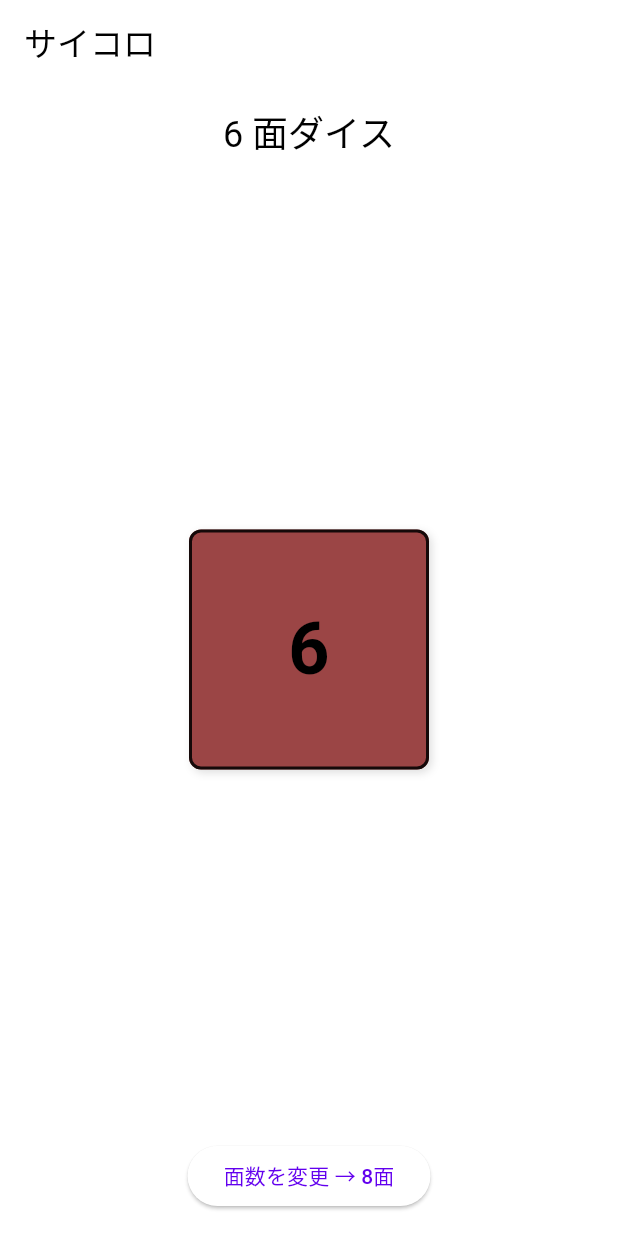
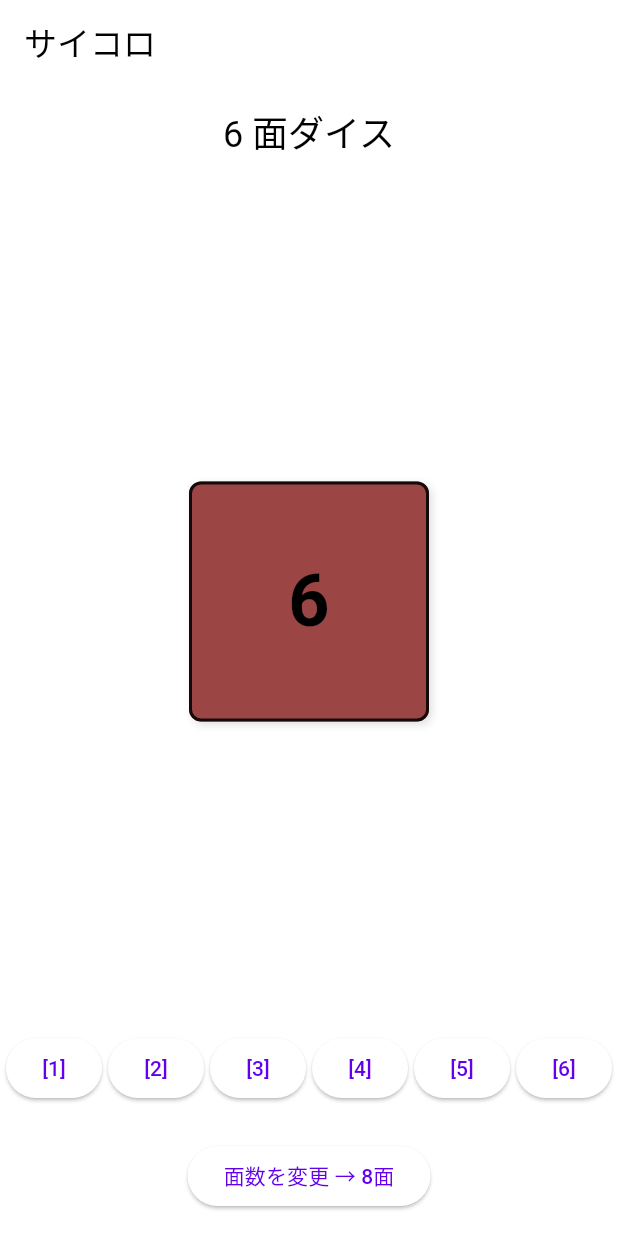
Before and after one commit to YotaMomose/dice, a Flutter app: the screen it shows after launch, after a tap on an icon or button, on a phone screen of 412 x 824 dp. Run offline on Flutter 3.47's test engine with Material 3 defaults, Android fonts, the phone set to English and light mode, and no system bars.

Commit message:
強化ボタンが動くようのになった 課題：面を強化したときにリセットされる、強化の方法をテキストフィールドから選択に変える

```diff
--- a/lib/dice.dart
+++ b/lib/dice.dart
@@ -6,6 +6,7 @@ import 'face_value.dart';
 /// コンストラクタで与えられた FaceCount に従って
 /// FaceValue(1)〜FaceValue(n) のリストを生成して保持する（ファクトリ方式）。
 /// roll() でランダムに出目を選び、current を更新して返す。
+/// 出目は effectiveValue（baseValue + bonusValue）で計算される。
 class Dice {
   final FaceCount faceCount;
   final List<FaceValue> faces;
@@ -24,8 +25,29 @@ class Dice {
   }
 
   /// サイコロを振ってランダムな FaceValue を current に設定して返す。
-  FaceValue roll() {
+  /// 返される値は effectiveValue（baseValue + bonusValue）。
+  int roll() {
     current = faces[_random.nextInt(faces.length)];
-    return current;
+    return current.effectiveValue;
+  }
+
+  /// 指定された面番号（1〜faceCount）のボーナス値を加算する。
+  /// faceNumber: 1 から faceCount.value までの値
+  void addBonus(int faceNumber, int bonusAmount) {
+    if (faceNumber < 1 || faceNumber > faceCount.value) {
+      throw RangeError.range(faceNumber, 1, faceCount.value, 'faceNumber');
+    }
+    if (bonusAmount < 0) {
+      throw ArgumentError.value(bonusAmount, 'bonusAmount', 'must be non-negative');
+    }
+    faces[faceNumber - 1].bonusValue += bonusAmount;
+  }
+
+  /// 指定された面番号のボーナス値を取得する。
+  int getBonus(int faceNumber) {
+    if (faceNumber < 1 || faceNumber > faceCount.value) {
+      throw RangeError.range(faceNumber, 1, faceCount.value, 'faceNumber');
+    }
+    return faces[faceNumber - 1].bonusValue;
   }
 }
--- a/lib/face_value.dart
+++ b/lib/face_value.dart
@@ -1,19 +1,33 @@
 import 'face_count.dart';
 
-/// サイコロの出目を表す不変クラス。
-/// 値は 1 〜 faceCount.value の範囲でなければならない。
+/// サイコロの出目を表すクラス。強化システム対応。
+/// baseValue: 元の値（1〜面数）
+/// bonusValue: 強化値（初期値 0）
+/// effectiveValue: 最終的な出目（baseValue + bonusValue）
 class FaceValue {
-  /// 出目の値（不変）
-  final int value;
+  /// 元の出目値（不変）
+  final int baseValue;
 
-  /// コンストラクタ。範囲外なら RangeError を投げる。
-  FaceValue(this.value, FaceCount faceCount) {
-    if (value < 1 || value > faceCount.value) {
-      throw RangeError.range(value, 1, faceCount.value, 'value',
-          'FaceValue must be in range 1..${faceCount.value}');
+  /// 強化値。加算可能（初期値 0）
+  int bonusValue;
+
+  /// 最終的な出目値を計算して返す
+  int get effectiveValue => baseValue + bonusValue;
+
+  /// コンストラクタ。baseValue は範囲外なら RangeError を投げる。
+  FaceValue(int baseValue, FaceCount faceCount, {int bonusValue = 0})
+      : baseValue = baseValue,
+        bonusValue = bonusValue {
+    if (baseValue < 1 || baseValue > faceCount.value) {
+      throw RangeError.range(baseValue, 1, faceCount.value, 'baseValue',
+          'FaceValue baseValue must be in range 1..${faceCount.value}');
+    }
+    if (bonusValue < 0) {
+      throw ArgumentError.value(
+          bonusValue, 'bonusValue', 'bonusValue must be non-negative');
     }
   }
 
   @override
-  String toString() => 'FaceValue($value)';
+  String toString() => 'FaceValue(base: $baseValue, bonus: $bonusValue, effective: $effectiveValue)';
 }
--- a/lib/main.dart
+++ b/lib/main.dart
@@ -26,6 +26,7 @@ class MyApp extends StatelessWidget {
 /// 画面中央にサイコロ（四角＋数字）を表示する StatefulWidget。
 /// タップ時に高速で数字を切り替える演出を行い、最後に確定値を表示する。
 /// ボタンで面数を切り替え可能。
+/// 強化ボタンで各面にボーナス値を追加可能。
 class DicePage extends StatefulWidget {
   const DicePage({super.key});
 
@@ -62,17 +63,15 @@ class _DicePageState extends State<DicePage> {
   /// サイコロを初期化する。
   void _initializeDice() {
     _dice = Dice(FaceCount(allowedFaces[_faceIndex]));
-    _displayValue = _dice.current.value;
+    _displayValue = _dice.current.effectiveValue;
   }
 
   /// 面数を増やす。リスト最後に達したら最初に戻る。
   void _increaseFaces() {
     setState(() {
-      /// _faceIndex = 0  →  (0 + 1) % 7 = 1  →  8面
-      /// _faceIndex = 1  →  (1 + 1) % 7 = 2  →  10面
-      /// _faceIndex = 2  →  (2 + 1) % 7 = 3  →  12面
       _faceIndex = (_faceIndex + 1) % allowedFaces.length;
       _initializeDice();
+      _displayValue = null; // 表示値もリセット
     });
   }
 
@@ -105,6 +104,59 @@ class _DicePageState extends State<DicePage> {
     }
   }
 
+  /// 指定された面番号の強化ボーナス値を入力するダイアログを表示する。
+  Future<void> _showBonusDialog(int faceNumber) async {
+    final controller = TextEditingController(text: '0');
+
+    try {
+      final bonusAmount = await showDialog<int>(
+        context: context,
+        barrierDismissible: false,
+        builder: (BuildContext context) {
+          return WillPopScope(
+            onWillPop: () async => false,
+            child: AlertDialog(
+              title: Text('面$faceNumber の強化値を入力'),
+              content: TextField(
+                controller: controller,
+                keyboardType: TextInputType.number,
+                decoration: const InputDecoration(
+                  labelText: '追加するボーナス値',
+                  hintText: '1〜3を推奨',
+                ),
+              ),
+              actions: [
+                TextButton(
+                  onPressed: () => Navigator.pop(context),
+                  child: const Text('キャンセル'),
+                ),
+                TextButton(
+                  onPressed: () {
+                    final input = int.tryParse(controller.text) ?? 0;
+                    Navigator.pop(context, input > 0 ? input : null);
+                  },
+                  child: const Text('OK'),
+                ),
+              ],
+            ),
+          );
+        },
+      );
+
+      // ダイアログ閉閉後、Future.delayed で十分に遅延させてから setState を呼ぶ
+      if (bonusAmount != null && bonusAmount > 0 && mounted) {
+        await Future.delayed(const Duration(milliseconds: 100));
+        if (mounted) {
+          setState(() {
+            _dice.addBonus(faceNumber, bonusAmount);
+          });
+        }
+      }
+    } finally {
+      controller.dispose();
+    }
+  }
+
   // サイコロをタップしたときの処理。アニメーションを行い、最後に dice.roll() で確定する。
   Future<void> _onTap() async {
     if (_isRolling) return;
@@ -118,7 +170,7 @@ class _DicePageState extends State<DicePage> {
     for (int i = 0; i < frames; i++) {
       setState(() {
         _displayValue =
-            _dice.faces[_random.nextInt(_dice.faces.length)].value;
+            _dice.faces[_random.nextInt(_dice.faces.length)].effectiveValue;
       });
       await Future.delayed(frameDelay);
     }
@@ -126,7 +178,7 @@ class _DicePageState extends State<DicePage> {
     // 最終的に dice.roll() を呼んで current を更新し、表示を確定する。
     final result = _dice.roll();
     setState(() {
-      _displayValue = result.value;
+      _displayValue = result;
     });
 
     // 短い余韻（任意）。不要ならコメントアウト可。
@@ -177,7 +229,7 @@ class _DicePageState extends State<DicePage> {
                     ],
                   ),
                   child: Text(
-                    '${_displayValue ?? _dice.current.value}',
+                    '${_displayValue ?? _dice.current.effectiveValue}',
                     semanticsLabel: '現在の出目',
                     style: TextStyle(
                       fontSize: 48,
@@ -186,6 +238,27 @@ class _DicePageState extends State<DicePage> {
                     ),
                   ),
                 ),
+              ),
+            ),
+          ),
+          // 強化ボタン群
+          Padding(
+            padding: const EdgeInsets.symmetric(vertical: 8),
+            child: Wrap(
+              spacing: 4,
+              children: List.generate(
+                currentFaces,
+                (index) {
+                  final faceNumber = index + 1;
+                  final bonus = _dice.getBonus(faceNumber);
+                  return ElevatedButton(
+                    key: ValueKey('bonus_button_$faceNumber'),
+                    onPressed: () => _showBonusDialog(faceNumber),
+                    child: Text(
+                      bonus > 0 ? '[$faceNumber]+$bonus' : '[$faceNumber]',
+                    ),
+                  );
+                },
               ),
             ),
           ),
```
